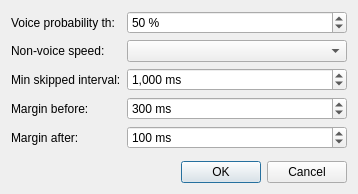
This is ReeePlayer/forms/jumpcutter_settings_dialog.ui in FilippVolodin/ReeePlayer as Qt 5 draws it before an edit. The edited form follows.
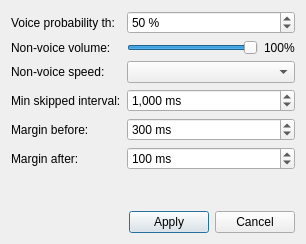
This is the edited form.

Commit message: Non-voice volume + jc settings dialog

The edit to the form file:
```diff
--- a/ReeePlayer/forms/jumpcutter_settings_dialog.ui
+++ b/ReeePlayer/forms/jumpcutter_settings_dialog.ui
@@ -6,8 +6,8 @@
    <rect>
     <x>0</x>
     <y>0</y>
-    <width>358</width>
-    <height>188</height>
+    <width>306</width>
+    <height>244</height>
    </rect>
   </property>
   <layout class="QFormLayout" name="formLayout">
@@ -29,23 +29,57 @@
     </widget>
    </item>
    <item row="1" column="0">
+    <widget class="QLabel" name="label_6">
+     <property name="text">
+      <string>Non-voice volume:</string>
+     </property>
+    </widget>
+   </item>
+   <item row="1" column="1">
+    <layout class="QHBoxLayout" name="horizontalLayout">
+     <item>
+      <widget class="QSlider" name="nonVoiceVolumeSlider">
+       <property name="maximum">
+        <number>100</number>
+       </property>
+       <property name="value">
+        <number>100</number>
+       </property>
+       <property name="orientation">
+        <enum>Qt::Horizontal</enum>
+       </property>
+       <property name="invertedAppearance">
+        <bool>false</bool>
+       </property>
+      </widget>
+     </item>
+     <item>
+      <widget class="QLabel" name="lblNonVoiceVolume">
+       <property name="text">
+        <string>100%</string>
+       </property>
+      </widget>
+     </item>
+    </layout>
+   </item>
+   <item row="2" column="0">
     <widget class="QLabel" name="label_2">
      <property name="text">
       <string>Non-voice speed:</string>
      </property>
     </widget>
    </item>
-   <item row="1" column="1">
+   <item row="2" column="1">
     <widget class="QComboBox" name="cmbNonVoiceSpeed"/>
    </item>
-   <item row="2" column="0">
+   <item row="3" column="0">
     <widget class="QLabel" name="label_4">
      <property name="text">
       <string>Min skipped interval:</string>
      </property>
     </widget>
    </item>
-   <item row="2" column="1">
+   <item row="3" column="1">
     <widget class="QSpinBox" name="edtMinSilenceInterval">
      <property name="showGroupSeparator" stdset="0">
       <bool>true</bool>
@@ -64,14 +98,14 @@
      </property>
     </widget>
    </item>
-   <item row="3" column="0">
+   <item row="4" column="0">
     <widget class="QLabel" name="label">
      <property name="text">
       <string>Margin before:</string>
      </property>
     </widget>
    </item>
-   <item row="3" column="1">
+   <item row="4" column="1">
     <widget class="QSpinBox" name="edtMarginBefore">
      <property name="suffix">
       <string> ms</string>
@@ -87,14 +121,14 @@
      </property>
     </widget>
    </item>
-   <item row="4" column="0">
+   <item row="5" column="0">
     <widget class="QLabel" name="label_3">
      <property name="text">
       <string>Margin after:</string>
      </property>
     </widget>
    </item>
-   <item row="4" column="1">
+   <item row="5" column="1">
     <widget class="QSpinBox" name="edtMarginAfter">
      <property name="suffix">
       <string> ms</string>
@@ -110,7 +144,38 @@
      </property>
     </widget>
    </item>
-   <item row="5" column="0" colspan="2">
+   <item row="7" column="0" colspan="2">
+    <layout class="QHBoxLayout" name="horizontalLayout_2">
+     <item>
+      <spacer name="horizontalSpacer">
+       <property name="orientation">
+        <enum>Qt::Horizontal</enum>
+       </property>
+       <property name="sizeHint" stdset="0">
+        <size>
+         <width>40</width>
+         <height>20</height>
+        </size>
+       </property>
+      </spacer>
+     </item>
+     <item>
+      <widget class="QPushButton" name="btnApply">
+       <property name="text">
+        <string>Apply</string>
+       </property>
+      </widget>
+     </item>
+     <item>
+      <widget class="QPushButton" name="btnClose">
+       <property name="text">
+        <string>Cancel</string>
+       </property>
+      </widget>
+     </item>
+    </layout>
+   </item>
+   <item row="6" column="0" colspan="2">
     <spacer name="verticalSpacer">
      <property name="orientation">
       <enum>Qt::Vertical</enum>
@@ -123,16 +188,6 @@
      </property>
     </spacer>
    </item>
-   <item row="6" column="1">
-    <widget class="QDialogButtonBox" name="buttonBox">
-     <property name="orientation">
-      <enum>Qt::Horizontal</enum>
-     </property>
-     <property name="standardButtons">
-      <set>QDialogButtonBox::Cancel|QDialogButtonBox::Ok</set>
-     </property>
-    </widget>
-   </item>
   </layout>
  </widget>
  <resources>
```
Left out of the diff: 35 changed lines with no effect on the pictures. The commit also changes 12 other files.
